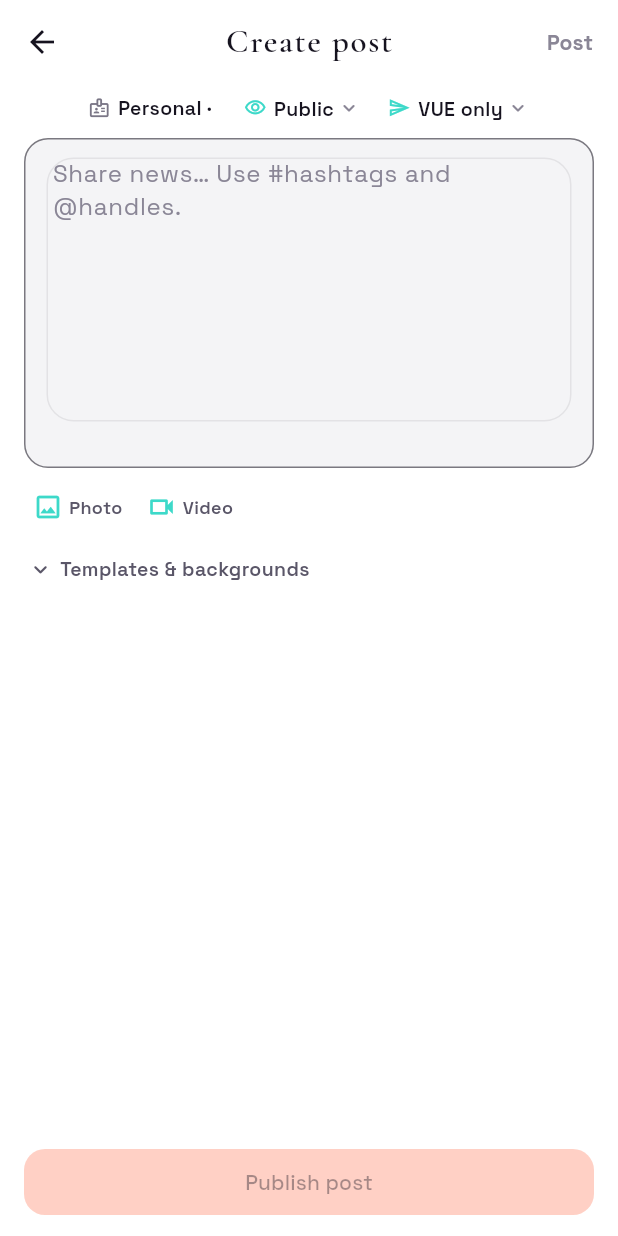
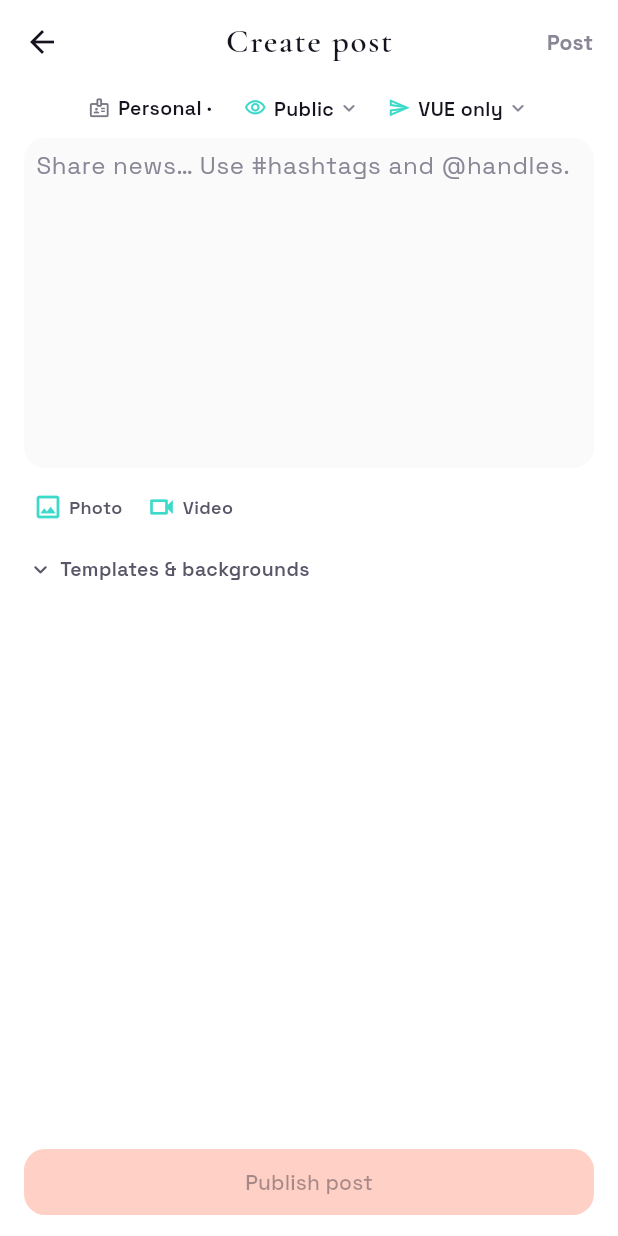
Before and after one commit to hkendale16-create/Firstvue, a Flutter app: the CreatePostScreen screen opened directly, on a phone screen of 412 x 824 dp. Run offline on Flutter 3.47's test engine with Material 3 defaults, Android fonts, the phone set to English and light mode, and no system bars; our stand-ins replace app_links, audioplayers, flutter_local_notifications, flutter_map, geolocator, image_picker and 8 more; missing offline and left inert: cryptography, dart:html, flutter_webrtc, mapbox_maps_flutter; accounts and stored records are empty; project files that could hold a hidden picture were left out.

Commit message:
Make create post writing field borderless and seamless.
Remove the hard outline around the composer text area and rely on a soft focus fill plus teal caret/selection so typing stays clear without a boxed look.

Co-authored-by: hkendale16-create <hkendale16-create@users.noreply.github.com>

```diff
--- a/lib/screens/create_post_screen.dart
+++ b/lib/screens/create_post_screen.dart
@@ -63,6 +63,7 @@ class _CreatePostScreenState extends State<CreatePostScreen> {
   ];
 
   final _body = TextEditingController();
+  final _bodyFocus = FocusNode();
   List<XFile> _attachedMedia = const [];
   List<PostIdentityOption> _identityOptions = const [];
   PostIdentityOption? _selectedIdentity;
@@ -79,11 +80,16 @@ class _CreatePostScreenState extends State<CreatePostScreen> {
     if (widget.initialBody != null) {
       _body.text = widget.initialBody!;
     }
+    _bodyFocus.addListener(_onBodyFocusChanged);
     _destination = widget.initialDestination ??
         (_hasLockedEntityScope
             ? PublishDestination.entityOnly
             : PublishDestination.feed);
     _loadIdentities();
+  }
+
+  void _onBodyFocusChanged() {
+    if (mounted) setState(() {});
   }
 
   bool get _hasLockedEntityScope =>
@@ -100,6 +106,8 @@ class _CreatePostScreenState extends State<CreatePostScreen> {
 
   @override
   void dispose() {
+    _bodyFocus.removeListener(_onBodyFocusChanged);
+    _bodyFocus.dispose();
     _body.dispose();
     super.dispose();
   }
@@ -297,14 +305,31 @@ class _CreatePostScreenState extends State<CreatePostScreen> {
                 AnimatedContainer(
                   duration: const Duration(milliseconds: 180),
                   constraints: const BoxConstraints(minHeight: 220),
-                  padding: const EdgeInsets.fromLTRB(14, 12, 14, 8),
+                  padding: const EdgeInsets.fromLTRB(4, 8, 4, 8),
                   decoration: BoxDecoration(
-                    color: preview ?? fv.elevatedSurface,
-                    borderRadius: BorderRadius.circular(16),
-                    border: Border.all(color: fv.borderSubtle.withValues(alpha: 0.55)),
+                    // Soft fill (stronger while focused) marks the writing
+                    // zone without a hard border — more seamless composer.
+                    color: preview ??
+                        (_bodyFocus.hasFocus
+                            ? fv.elevatedSurface
+                            : Color.alphaBlend(
+                                fv.elevatedSurface.withValues(alpha: 0.42),
+                                fv.background,
+                              )),
+                    borderRadius: BorderRadius.circular(14),
+                  ),
+                  child: Theme(
+                    data: Theme.of(context).copyWith(
+                      textSelectionTheme: TextSelectionThemeData(
+                        cursorColor: FirstVueColors.teal,
+                        selectionColor:
+                            FirstVueColors.teal.withValues(alpha: 0.28),
+                        selectionHandleColor: FirstVueColors.teal,
+                      ),
                     ),
                     child: MentionAutocompleteField(
                       controller: _body,
+                      focusNode: _bodyFocus,
                       minLines: 8,
                       maxLines: null,
                       hintText: 'Share news… Use #hashtags and @handles.',
@@ -315,14 +340,18 @@ class _CreatePostScreenState extends State<CreatePostScreen> {
                       ),
                       decoration: InputDecoration(
                         hintText: 'Share news… Use #hashtags and @handles.',
-                      hintStyle: TextStyle(color: fv.tertiaryText, fontSize: 16),
+                        hintStyle:
+                            TextStyle(color: fv.tertiaryText, fontSize: 16),
                         filled: true,
                         fillColor: Colors.transparent,
                         border: InputBorder.none,
+                        enabledBorder: InputBorder.none,
+                        focusedBorder: InputBorder.none,
                         isDense: true,
                         contentPadding: EdgeInsets.zero,
                       ),
                       onChanged: (_) => setState(() {}),
+                    ),
                   ),
                 ),
                 const SizedBox(height: 10),
```
Lines whose indentation alone changed are shown as unchanged.
